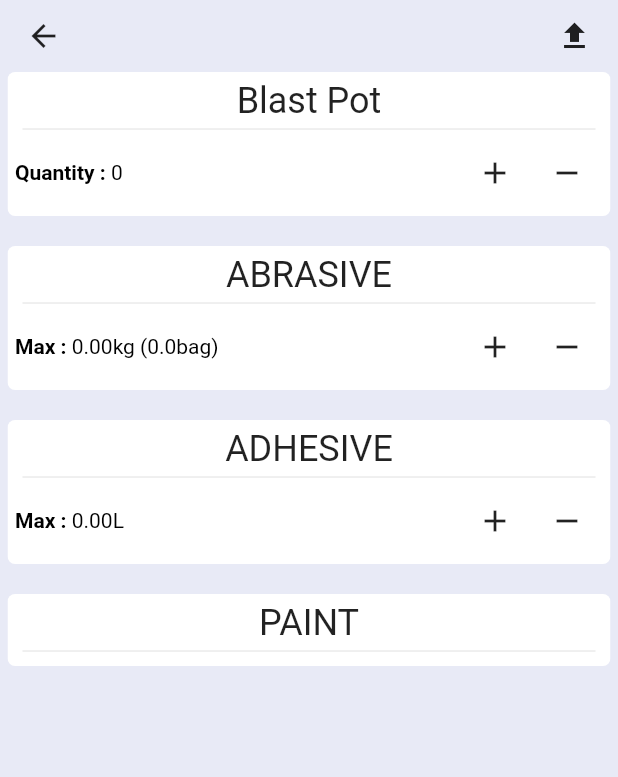
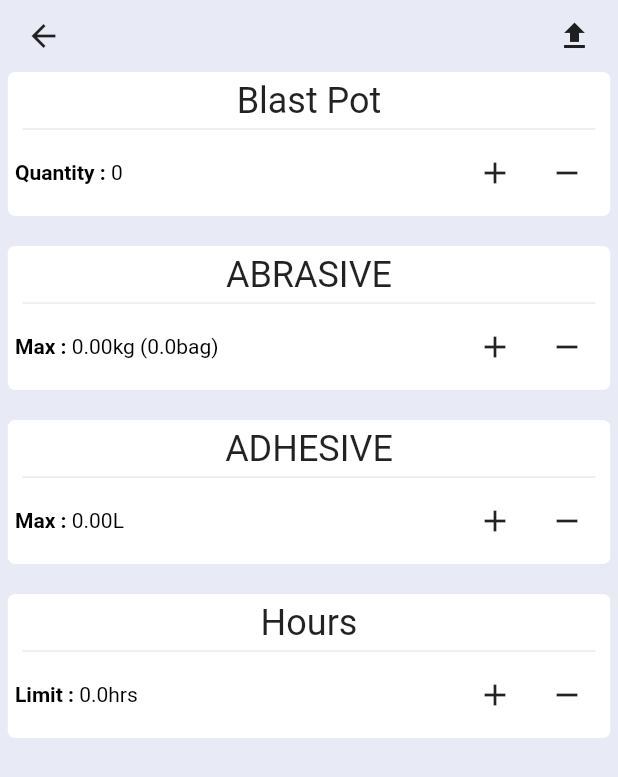
Before and after one commit to DickPuiWong/project_manager2, a Flutter app: the IDMSettings screen opened directly with empty values, on a phone screen of 412 x 824 dp. Shown: the top 777 px of the screen. Run offline on Flutter 3.47's test engine with Material 2 defaults, Android fonts, the phone set to English and light mode, and no system bars; our stand-ins replace cloud_firestore, firebase_auth, flutter_animation_progress_bar, flutter_spinkit; accounts and stored records are empty.

Commit message:
Update IDM.dart

```diff
--- a/project_manager/lib/shared/Details/IDM.dart
+++ b/project_manager/lib/shared/Details/IDM.dart
@@ -110,6 +110,7 @@ class _IDMState extends State<IDM> {
                           Text(
                               '${project.abrasiveUsedWeight}(${project.abrasiveUsedWeight / 25})'),
                           Text('${project.adhesiveUsedLitre}'),
+
                         ],
                       ),
                       Column(
@@ -227,6 +228,7 @@ class _IDMListTilesState extends State<IDMListTiles> {
                 Text(
                     'Abrasive used : ${widget.bp.usedAbrasive} kg(${widget.bp.usedAbrasive / 25} bags)'),
                 Text('Adhesive used : ${widget.bp.usedAdhesive} L'),
+                Text('Hours used : ${widget.bp.usedHours} hrs')
               ],
             ),
             trailing: IconButton(
@@ -1304,13 +1306,62 @@ class _IDMSettingsState extends State<IDMSettings> {
                           child: Column(
                             children: <Widget>[
                               Text(
-                                'PAINT',
+                                'Hours',
                                 style: TextStyle(fontSize: 24),
                               ),
                               Divider(
                                 height: 10,
                                 indent: 5,
                                 endIndent: 5,
+                              ),
+                              Row(
+                                mainAxisAlignment:
+                                MainAxisAlignment.spaceBetween,
+                                children: <Widget>[
+                                  RichText(
+                                    text: TextSpan(
+                                      style: TextStyle(color: Colors.black),
+                                      children: [
+                                        TextSpan(
+                                          text: 'Limit : ',
+                                          style: TextStyle(
+                                              fontWeight: FontWeight.bold),
+                                        ),
+                                        TextSpan(
+                                            text:
+                                            '${(_currTotalAdhesive ?? widget.proj.adhesiveTotalLitre)}hrs'),
+                                      ],
+                                    ),
+                                  ),
+                                  Row(
+                                    children: <Widget>[
+                                      IconButton(
+                                        icon: Icon(Icons.add),
+                                        onPressed: () {
+                                          _currTotalAdhesive = nullChecker(
+                                              _currTotalAdhesive,
+                                              widget.proj.adhesiveTotalLitre);
+                                          setState(() {
+                                            _currTotalAdhesive++;
+                                          });
+                                        },
+                                        tooltip: 'Add a liter(1L)',
+                                      ),
+                                      IconButton(
+                                        icon: Icon(Icons.remove),
+                                        onPressed: () {
+                                          _currTotalAdhesive = nullChecker(
+                                              _currTotalAdhesive,
+                                              widget.proj.adhesiveTotalLitre);
+                                          setState(() {
+                                            _currTotalAdhesive--;
+                                          });
+                                        },
+                                        tooltip: 'Remove a liter(1L)',
+                                      ),
+                                    ],
+                                  ),
+                                ],
                               ),
                             ],
                           ),
```
